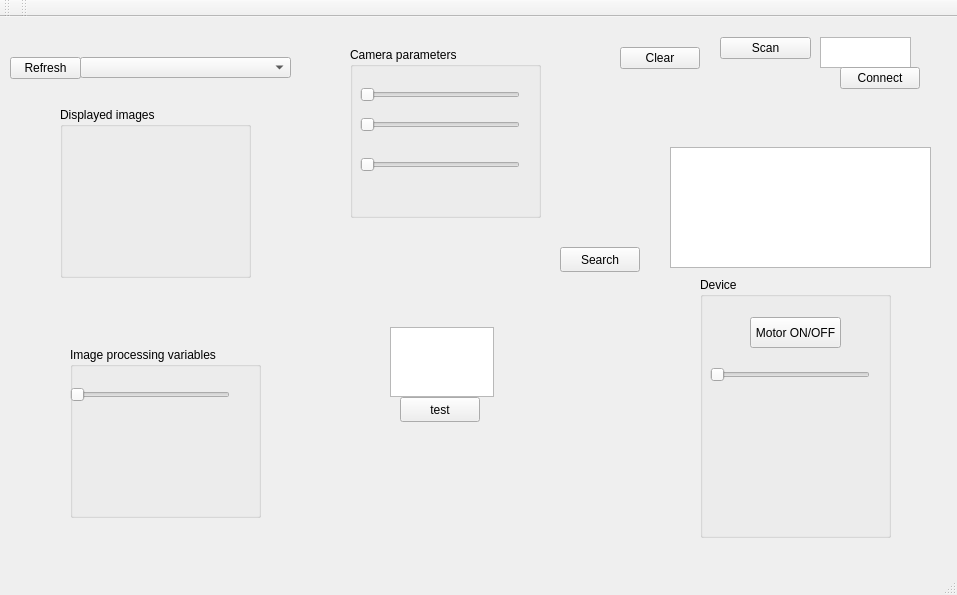
Old version of the form Application/mainwindow.ui in the repository wiici/Apple-Grading-System.
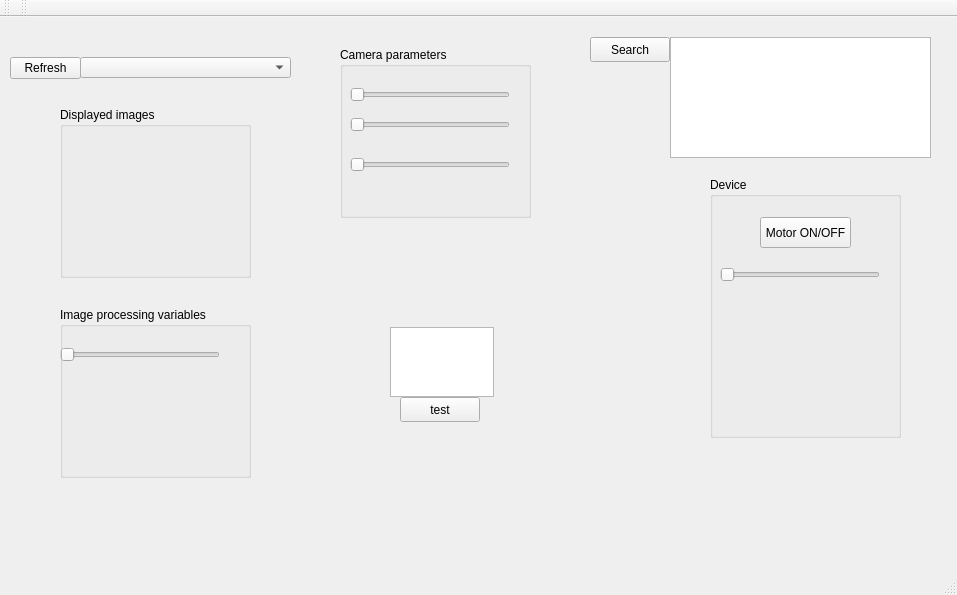
New version of the form.

```diff
--- a/Application/mainwindow.ui
+++ b/Application/mainwindow.ui
@@ -43,55 +43,6 @@
      <string>Refresh</string>
     </property>
    </widget>
-   <widget class="QListWidget" name="listOfBTdevices_listWidget">
-    <property name="geometry">
-     <rect>
-      <x>820</x>
-      <y>20</y>
-      <width>91</width>
-      <height>31</height>
-     </rect>
-    </property>
-   </widget>
-   <widget class="QPushButton" name="scanBT_Button">
-    <property name="geometry">
-     <rect>
-      <x>720</x>
-      <y>20</y>
-      <width>91</width>
-      <height>22</height>
-     </rect>
-    </property>
-    <property name="text">
-     <string>Scan</string>
-    </property>
-   </widget>
-   <widget class="QPushButton" name="connectToBT_Button">
-    <property name="geometry">
-     <rect>
-      <x>840</x>
-      <y>50</y>
-      <width>80</width>
-      <height>22</height>
-     </rect>
-    </property>
-    <property name="text">
-     <string>Connect</string>
-    </property>
-   </widget>
-   <widget class="QPushButton" name="clearBTlist_Button">
-    <property name="geometry">
-     <rect>
-      <x>620</x>
-      <y>30</y>
-      <width>80</width>
-      <height>22</height>
-     </rect>
-    </property>
-    <property name="text">
-     <string>Clear</string>
-    </property>
-   </widget>
    <widget class="QGroupBox" name="ImageTypes_groupBox">
     <property name="geometry">
      <rect>
@@ -111,8 +62,8 @@
    <widget class="QPushButton" name="searchSerialPorts_pushButton">
     <property name="geometry">
      <rect>
-      <x>560</x>
-      <y>230</y>
+      <x>590</x>
+      <y>20</y>
       <width>80</width>
       <height>25</height>
      </rect>
@@ -125,7 +76,7 @@
     <property name="geometry">
      <rect>
       <x>670</x>
-      <y>130</y>
+      <y>20</y>
       <width>261</width>
       <height>121</height>
      </rect>
@@ -157,7 +108,7 @@
    <widget class="QGroupBox" name="CameraParameters_groupBox">
     <property name="geometry">
      <rect>
-      <x>350</x>
+      <x>340</x>
       <y>30</y>
       <width>191</width>
       <height>171</height>
@@ -212,8 +163,8 @@
    <widget class="QGroupBox" name="ImageProcessingVariables_groupBox">
     <property name="geometry">
      <rect>
-      <x>70</x>
-      <y>330</y>
+      <x>60</x>
+      <y>290</y>
       <width>191</width>
       <height>171</height>
      </rect>
@@ -268,8 +219,8 @@
    <widget class="QGroupBox" name="DeviceVariables_groupBox">
     <property name="geometry">
      <rect>
-      <x>700</x>
-      <y>260</y>
+      <x>710</x>
+      <y>160</y>
       <width>191</width>
       <height>261</height>
      </rect>
```
